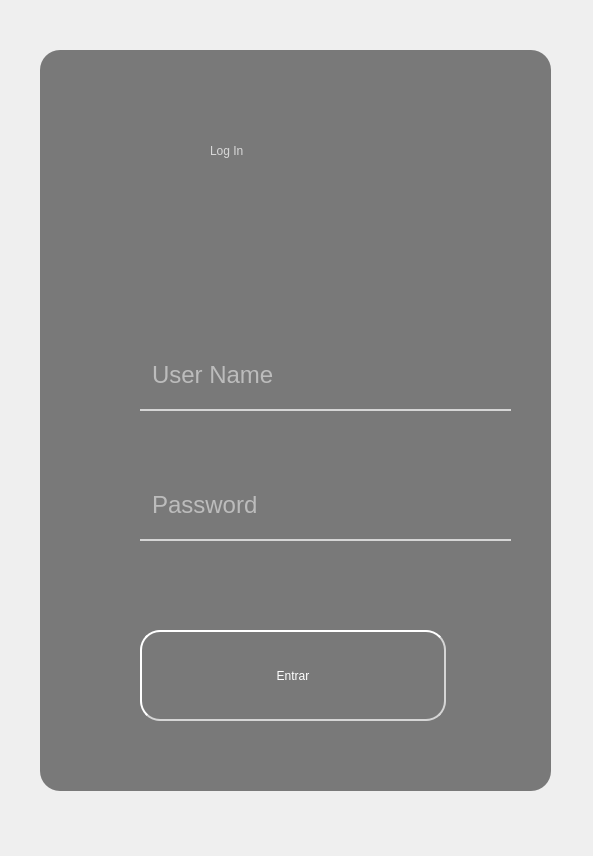
This is login.ui in LeandroDukievicz/projeto-pos-py as Qt 5 draws it before an edit. The edited form follows.
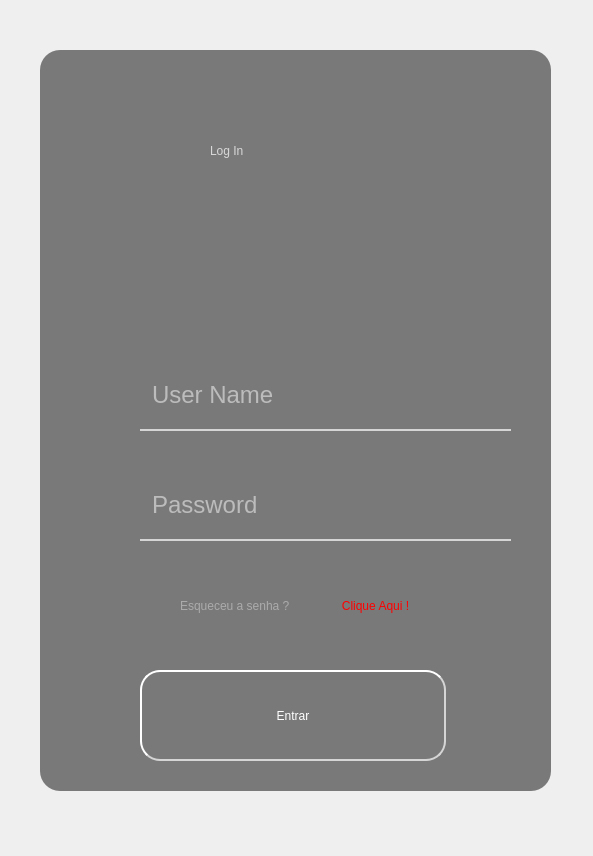
This is the edited form. Icons and pictures are not drawn.

Diff of the .ui file:
```diff
--- a/login.ui
+++ b/login.ui
@@ -83,47 +83,6 @@
     <string>Log In</string>
    </property>
   </widget>
-  <widget class="QLineEdit" name="lineEdit_3">
-   <property name="geometry">
-    <rect>
-     <x>140</x>
-     <y>340</y>
-     <width>371</width>
-     <height>71</height>
-    </rect>
-   </property>
-   <property name="font">
-    <font>
-     <pointsize>-1</pointsize>
-    </font>
-   </property>
-   <property name="focusPolicy">
-    <enum>Qt::NoFocus</enum>
-   </property>
-   <property name="styleSheet">
-    <string notr="true">QLineEdit {
-	background-color:rgba(0,0,0,0);
-	border: none;
-	border-bottom: 2px solid #d5d5d5;
-	padding-left:10px;
-	color:#FFF;
-	font-size: 24px;
-}
-
-QLineEdit:hover{
-	border-bottom: 4px solid #fff;
-	cursor:pointer;
-	
-
-}</string>
-   </property>
-   <property name="text">
-    <string/>
-   </property>
-   <property name="placeholderText">
-    <string>User Name</string>
-   </property>
-  </widget>
   <widget class="QLineEdit" name="lineEdit_4">
    <property name="geometry">
     <rect>
@@ -209,7 +168,7 @@
    <property name="geometry">
     <rect>
      <x>140</x>
-     <y>630</y>
+     <y>670</y>
      <width>306</width>
      <height>91</height>
     </rect>
@@ -228,13 +187,118 @@
 	color:cyan;
 	transition: 2s;
 	
-	
+}
+
+QPushButton:pressed{
+	border: 6px outset cyan;
+	color:cyan;
+	font:30px;
 }</string>
    </property>
    <property name="text">
     <string>Entrar</string>
    </property>
   </widget>
+  <widget class="QLineEdit" name="lineEdit_5">
+   <property name="geometry">
+    <rect>
+     <x>140</x>
+     <y>360</y>
+     <width>371</width>
+     <height>71</height>
+    </rect>
+   </property>
+   <property name="font">
+    <font>
+     <family>MS Shell Dlg 2</family>
+     <pointsize>-1</pointsize>
+     <weight>9</weight>
+     <italic>false</italic>
+     <bold>false</bold>
+    </font>
+   </property>
+   <property name="cursor">
+    <cursorShape>ArrowCursor</cursorShape>
+   </property>
+   <property name="styleSheet">
+    <string notr="true">QLineEdit {
+	font: 75 20pt &quot;MS Shell Dlg 2&quot;;
+	background-color:rgba(0,0,0,0);
+	border: none;
+	border-bottom: 2px solid #d5d5d5;
+	padding-left:10px;
+	color:#FFF;
+	font-size: 24px;
+}
+
+QLineEdit:hover{
+	border-bottom: 4px solid #fff;
+	cursor:pointer;
+	
+
+}</string>
+   </property>
+   <property name="text">
+    <string/>
+   </property>
+   <property name="placeholderText">
+    <string>User Name</string>
+   </property>
+   <property name="cursorMoveStyle">
+    <enum>Qt::VisualMoveStyle</enum>
+   </property>
+  </widget>
+  <widget class="QLabel" name="label_7">
+   <property name="geometry">
+    <rect>
+     <x>180</x>
+     <y>580</y>
+     <width>191</width>
+     <height>51</height>
+    </rect>
+   </property>
+   <property name="styleSheet">
+    <string notr="true">color: rgb(234, 234, 234);
+color: rgb(171, 171, 171);
+font: 8pt &quot;MS Shell Dlg 2&quot;;</string>
+   </property>
+   <property name="text">
+    <string>Esqueceu a senha ? </string>
+   </property>
+  </widget>
+  <widget class="QPushButton" name="pushButton_2">
+   <property name="geometry">
+    <rect>
+     <x>320</x>
+     <y>580</y>
+     <width>111</width>
+     <height>51</height>
+    </rect>
+   </property>
+   <property name="styleSheet">
+    <string notr="true">QPushButton{
+color: rgb(255, 0, 0);
+background-color:transparent;
+border:none;
+
+}
+
+QPushButton:hover{
+font:16px;
+font-style:bold;
+}
+
+QPushButton:pressed{
+background-color: #d5d5d5;
+color: red;
+border:1px outset #d5d5d5;
+border-radius:15px;
+}</string>
+   </property>
+   <property name="text">
+    <string>Clique Aqui !</string>
+   </property>
+  </widget>
  </widget>
  <resources>
   <include location="images.qrc"/>
```
